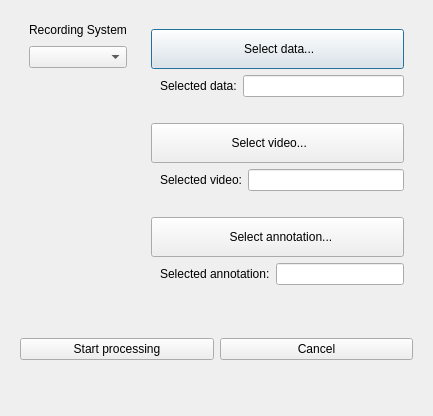
First picture: the form in mad_gui/qt_designer/load.ui, repository mad-lab-fau/mad-gui, before the edit.
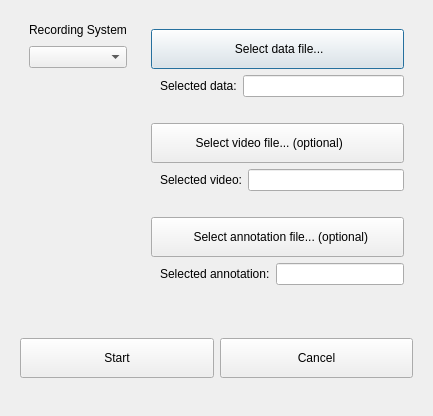
Second picture: the form after the edit. Icons and pictures are not drawn.

Patch:
```diff
--- a/mad_gui/qt_designer/load.ui
+++ b/mad_gui/qt_designer/load.ui
@@ -115,7 +115,7 @@
             <string>Select sensor data to be loaded</string>
            </property>
            <property name="text">
-            <string> Select data...</string>
+            <string> Select data file...</string>
            </property>
           </widget>
          </item>
@@ -162,7 +162,7 @@
             <string>Select a video file to be loaded</string>
            </property>
            <property name="text">
-            <string>  Select video...       </string>
+            <string>  Select video file... (optional)       </string>
            </property>
            <property name="icon">
             <iconset resource="window_buttons.qrc">
@@ -219,7 +219,7 @@
             <string>Select an annotation file to be loaded</string>
            </property>
            <property name="text">
-            <string>  Select annotation...</string>
+            <string>  Select annotation file... (optional)</string>
            </property>
            <property name="icon">
             <iconset resource="window_buttons.qrc">
@@ -290,14 +290,14 @@
         <property name="minimumSize">
          <size>
           <width>0</width>
-          <height>20</height>
+          <height>40</height>
          </size>
         </property>
         <property name="toolTip">
          <string>Return to main window and load specified data</string>
         </property>
         <property name="text">
-         <string>Start processing</string>
+         <string>Start</string>
         </property>
        </widget>
       </item>
@@ -306,7 +306,7 @@
         <property name="minimumSize">
          <size>
           <width>0</width>
-          <height>20</height>
+          <height>40</height>
          </size>
         </property>
         <property name="toolTip">
```
